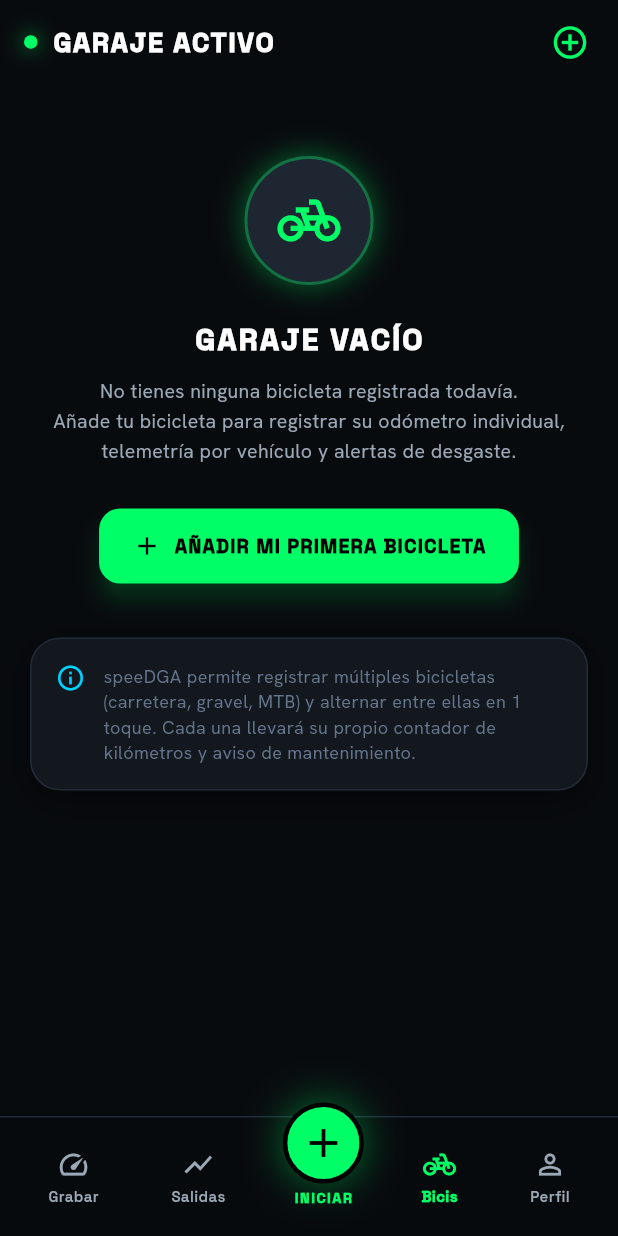
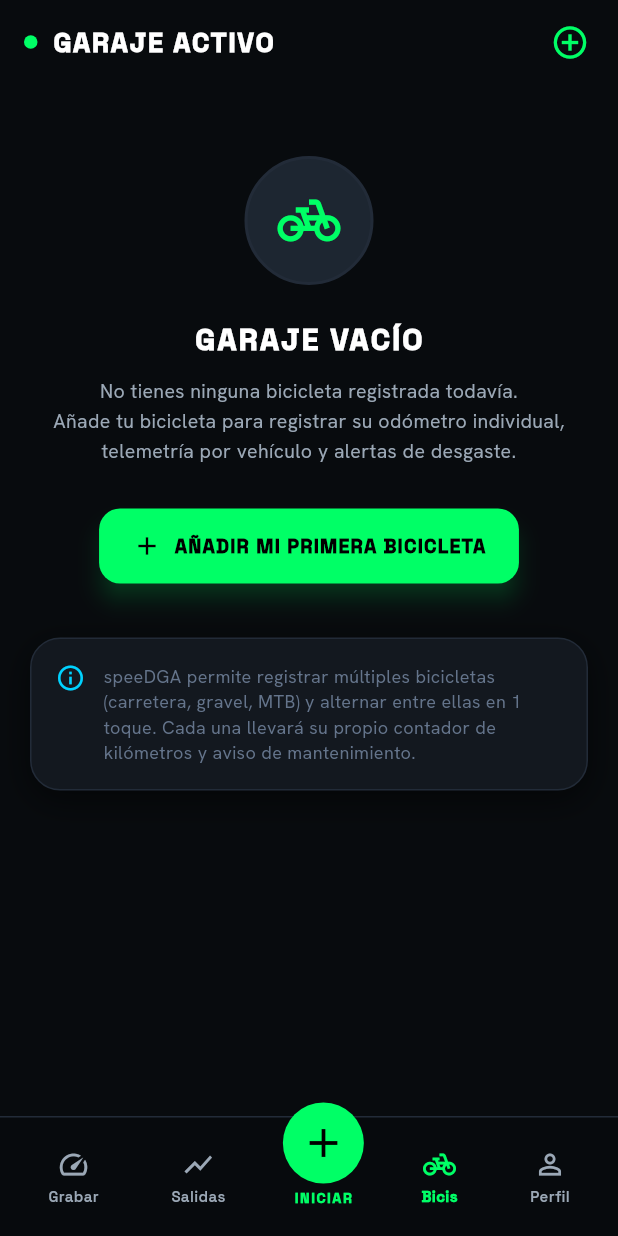
Before and after one commit to dga80/speeDGA, a Flutter app: the screen it shows after launch, after a tap on "Añadir Bici", on a phone screen of 412 x 824 dp. Run offline on Flutter 3.47's test engine with Material 3 defaults, Android fonts, the phone set to English and light mode, and no system bars; our stand-ins replace flutter_map, geolocator, latlong2, permission_handler, share_plus, shared_preferences and 2 more; accounts and stored records are empty.

Commit message:
fix(ui): eliminar resplandor neón/glow en cifras y filetes para máxima nitidez

```diff
--- a/lib/garage_screen.dart
+++ b/lib/garage_screen.dart
@@ -24,10 +24,9 @@
             Container(
               width: 9,
               height: 9,
-              decoration: BoxDecoration(
+              decoration: const BoxDecoration(
                 color: SpeeDGATheme.neonLime,
                 shape: BoxShape.circle,
-                boxShadow: SpeeDGATheme.neonGlow(blur: 10, spread: 2),
               ),
             ),
             const SizedBox(width: 10),
@@ -135,9 +134,7 @@
     return Container(
       decoration: SpeeDGATheme.bentoCardDecoration(
         backgroundColor: SpeeDGATheme.darkCard,
-        borderColor: SpeeDGATheme.neonLime.withOpacity(0.35),
-        glow: true,
-        glowColor: SpeeDGATheme.neonLime,
+        borderColor: SpeeDGATheme.darkBorder,
       ),
       padding: const EdgeInsets.all(18),
       child: Column(
@@ -152,10 +149,9 @@
                   Container(
                     width: 8,
                     height: 8,
-                    decoration: BoxDecoration(
+                    decoration: const BoxDecoration(
                       color: SpeeDGATheme.neonLime,
                       shape: BoxShape.circle,
-                      boxShadow: SpeeDGATheme.neonGlow(blur: 8),
                     ),
                   ),
                   const SizedBox(width: 8),
@@ -809,8 +805,7 @@
             decoration: BoxDecoration(
               shape: BoxShape.circle,
               color: SpeeDGATheme.darkCardElevated,
-              border: Border.all(color: SpeeDGATheme.neonLime.withOpacity(0.35), width: 2),
-              boxShadow: SpeeDGATheme.neonGlow(blur: 16, color: SpeeDGATheme.neonLime.withOpacity(0.18)),
+              border: Border.all(color: SpeeDGATheme.darkBorder, width: 2),
             ),
             child: const Icon(Icons.pedal_bike_outlined, size: 42, color: SpeeDGATheme.neonLime),
           ),
--- a/lib/history_screen.dart
+++ b/lib/history_screen.dart
@@ -334,7 +334,7 @@
                       decoration: BoxDecoration(
                         color: SpeeDGATheme.neonLime.withOpacity(0.12),
                         borderRadius: BorderRadius.circular(8),
-                        border: Border.all(color: SpeeDGATheme.neonLime.withOpacity(0.3)),
+                        border: Border.all(color: SpeeDGATheme.darkBorder),
                       ),
                       child: const Icon(Icons.pedal_bike, color: SpeeDGATheme.neonLime, size: 18),
                     ),
@@ -367,9 +367,9 @@
                 Container(
                   padding: const EdgeInsets.symmetric(horizontal: 8, vertical: 3),
                   decoration: BoxDecoration(
-                    color: SpeeDGATheme.neonLime.withOpacity(0.1),
+                    color: SpeeDGATheme.darkCardElevated,
                     borderRadius: BorderRadius.circular(6),
-                    border: Border.all(color: SpeeDGATheme.neonLime.withOpacity(0.25)),
+                    border: Border.all(color: SpeeDGATheme.darkBorder),
                   ),
                   child: Row(
                     children: [
--- a/lib/main.dart
+++ b/lib/main.dart
@@ -188,12 +188,6 @@
                   decoration: BoxDecoration(
                     color: isTracking ? SpeeDGATheme.pulseRed : SpeeDGATheme.neonLime,
                     shape: BoxShape.circle,
-                    border: Border.all(color: Colors.black, width: 3),
-                    boxShadow: SpeeDGATheme.neonGlow(
-                      color: isTracking ? SpeeDGATheme.pulseRed : SpeeDGATheme.neonLime,
-                      blur: 22,
-                      spread: 2,
-                    ),
                   ),
                   child: Icon(
                     isTracking ? Icons.stop : Icons.add,
@@ -726,10 +720,6 @@
                           decoration: BoxDecoration(
                             color: _satelliteCount >= 3 ? SpeeDGATheme.neonLime : SpeeDGATheme.warningAmber,
                             shape: BoxShape.circle,
-                            boxShadow: SpeeDGATheme.neonGlow(
-                              color: _satelliteCount >= 3 ? SpeeDGATheme.neonLime : SpeeDGATheme.warningAmber,
-                              blur: 6,
-                            ),
                           ),
                         ),
                         const SizedBox(width: 6),
@@ -840,7 +830,6 @@
                           decoration: BoxDecoration(
                             color: SpeeDGATheme.neonLime,
                             borderRadius: BorderRadius.circular(10),
-                            boxShadow: SpeeDGATheme.neonGlow(blur: 6),
                           ),
                           child: Text(
                             '$_savedTripsCount',
@@ -1095,7 +1084,7 @@
               decoration: BoxDecoration(
                 color: SpeeDGATheme.darkCard.withOpacity(0.9),
                 borderRadius: BorderRadius.circular(20),
-                border: Border.all(color: zoneColor.withOpacity(0.4), width: 1),
+                border: Border.all(color: SpeeDGATheme.darkBorder, width: 1),
               ),
               child: Row(
                 mainAxisSize: MainAxisSize.min,
@@ -1106,7 +1095,6 @@
                     decoration: BoxDecoration(
                       color: zoneColor,
                       shape: BoxShape.circle,
-                      boxShadow: SpeeDGATheme.neonGlow(color: zoneColor, blur: 8),
                     ),
                   ),
                   const SizedBox(width: 7),
@@ -1125,29 +1113,19 @@
             ),
             const SizedBox(height: 12),
 
-            // 2. Dígitos gigantes de velocidad (Opción 2: 124px - 140px con resplandor neón)
+            // 2. Dígitos gigantes de velocidad (Space Grotesk nítido, sin glow)
             FittedBox(
               fit: BoxFit.scaleDown,
               child: Text(
                 safeSpeed.toStringAsFixed(1),
-                style: TextStyle(
+                style: const TextStyle(
                   fontFamily: SpeeDGATheme.fontSpaceGrotesk,
-                  fontFeatures: const [FontFeature.tabularFigures()],
+                  fontFeatures: [FontFeature.tabularFigures()],
                   fontSize: 130,
                   fontWeight: FontWeight.w900,
                   color: SpeeDGATheme.neonLime,
                   letterSpacing: -4.0,
                   height: 0.92,
-                  shadows: [
-                    Shadow(
-                      color: SpeeDGATheme.neonLime.withOpacity(0.75),
-                      blurRadius: 28,
-                    ),
-                    Shadow(
-                      color: SpeeDGATheme.neonLime.withOpacity(0.35),
-                      blurRadius: 55,
-                    ),
-                  ],
                 ),
               ),
             ),
--- a/lib/settings_screen.dart
+++ b/lib/settings_screen.dart
@@ -25,10 +25,9 @@
             Container(
               width: 9,
               height: 9,
-              decoration: BoxDecoration(
+              decoration: const BoxDecoration(
                 color: SpeeDGATheme.neonLime,
                 shape: BoxShape.circle,
-                boxShadow: SpeeDGATheme.neonGlow(blur: 10, spread: 2),
               ),
             ),
             const SizedBox(width: 10),
@@ -152,7 +151,7 @@
       decoration: BoxDecoration(
         color: const Color(0xFF0D1217),
         borderRadius: BorderRadius.circular(14),
-        border: Border.all(color: color.withOpacity(0.3)),
+        border: Border.all(color: SpeeDGATheme.darkBorder),
       ),
       child: Row(
         mainAxisSize: MainAxisSize.min,
--- a/lib/theme/speedga_theme.dart
+++ b/lib/theme/speedga_theme.dart
@@ -28,15 +28,9 @@
   static const Color textMuted = Color(0xFF64748B);
   static const Color textTertiary = Color(0xFF475569);
 
-  // Sombras y Resplandores (Glow)
+  // Sombras y Resplandores (Desactivados por legibilidad)
   static List<BoxShadow> neonGlow({Color color = neonLime, double spread = 1.0, double blur = 16.0}) {
-    return [
-      BoxShadow(
-        color: color.withOpacity(0.35),
-        blurRadius: blur,
-        spreadRadius: spread,
-      ),
-    ];
+    return const [];
   }
 
   static List<BoxShadow> cardShadow = [
@@ -47,7 +41,7 @@
     ),
   ];
 
-  // Decoraciones para Tarjetas Bento
+  // Decoraciones para Tarjetas Bento (bordes limpios y sin glow)
   static BoxDecoration bentoCardDecoration({
     Color backgroundColor = darkCard,
     Color borderColor = darkBorder,
@@ -59,10 +53,7 @@
       color: backgroundColor,
       borderRadius: BorderRadius.circular(borderRadius),
       border: Border.all(color: borderColor, width: 1.0),
-      boxShadow: [
-        if (glow) ...neonGlow(color: glowColor, blur: 20.0, spread: 0.5),
-        ...cardShadow,
-      ],
+      boxShadow: cardShadow,
     );
   }
 
```
Also changed, not shown: lib/widgets/speedometer_gauge.dart (+2 -35 lines).
